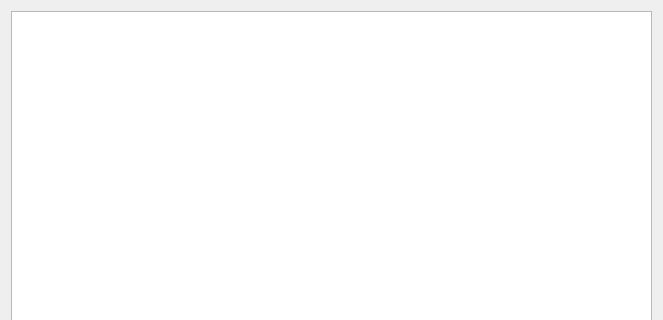
Above: QTcp_client/dialog.ui from yutfut/messenger before the change; both pictures show x 0 to 663 and y 0 to 320 of the 663 by 458 pixel window. Below: the same form after it.
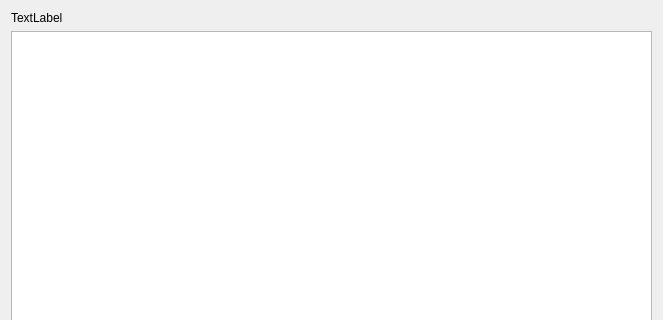
That is the form after the change.

Commit message: НОВОЕ: добавлена информация, в сети ли пользователь

```diff
--- a/QTcp_client/dialog.ui
+++ b/QTcp_client/dialog.ui
@@ -17,6 +17,13 @@
    <item>
     <layout class="QGridLayout" name="gridLayout_2"/>
    </item>
+   <item>
+    <widget class="QLabel" name="userStatus">
+     <property name="text">
+      <string>TextLabel</string>
+     </property>
+    </widget>
+   </item>
    <item>
     <widget class="QTextBrowser" name="lwLog"/>
    </item>
```
The commit also changes 4 other files.
